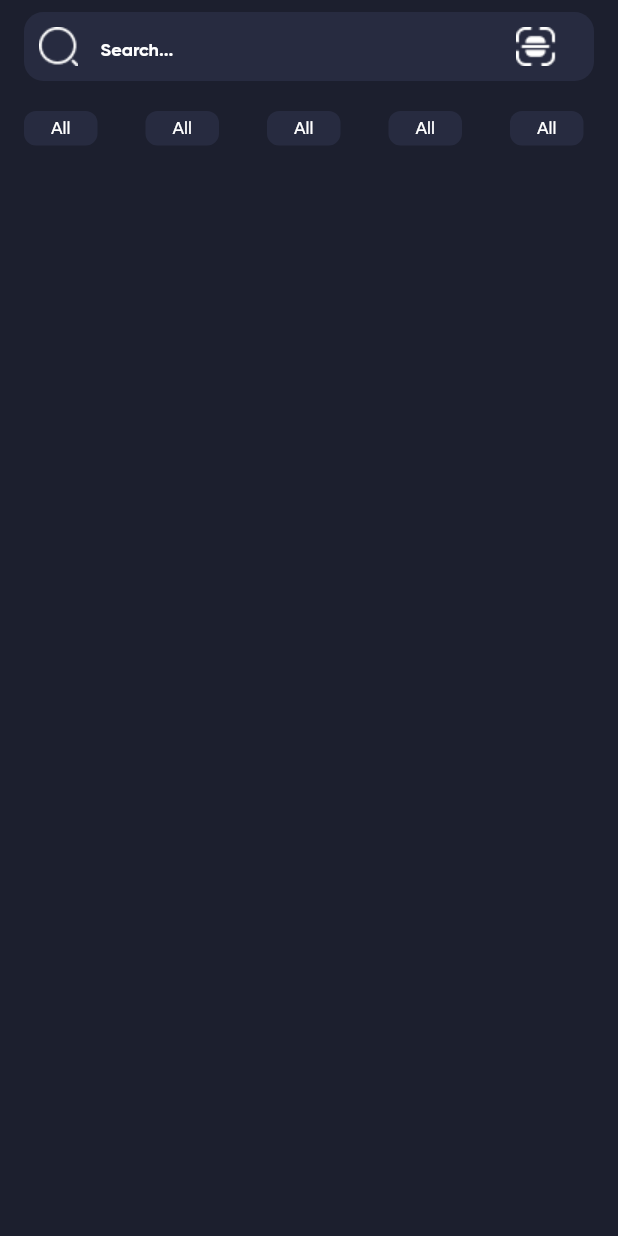
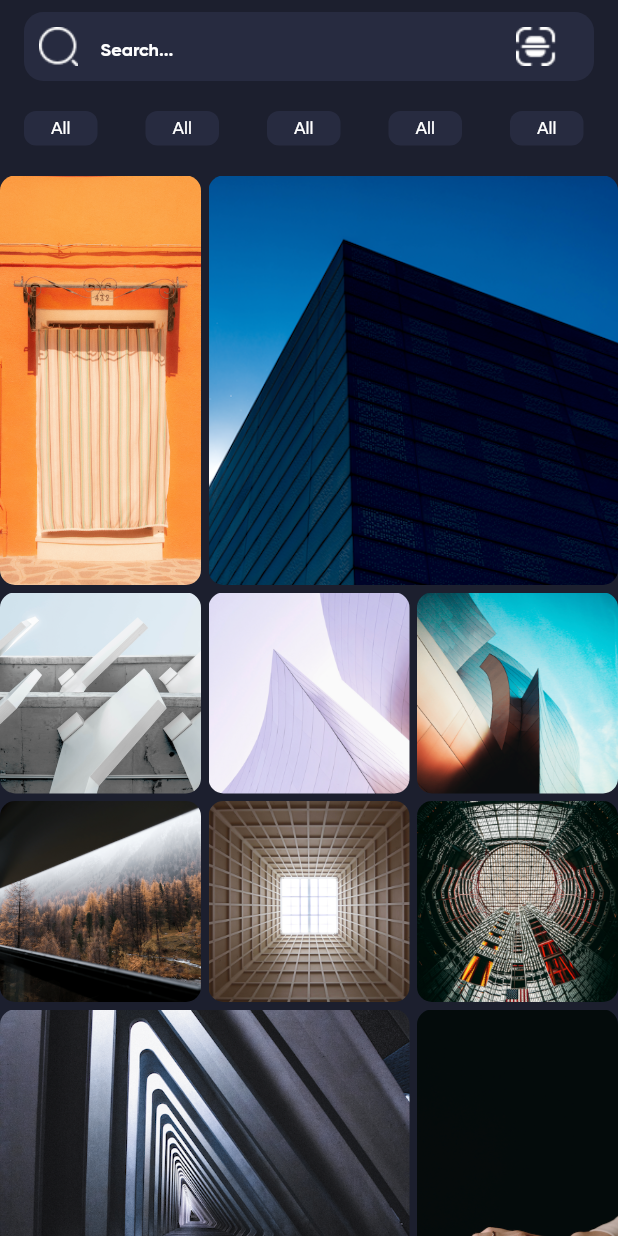
Before and after one commit to efarhadi/instagram, a Flutter app: the screen it shows after launch, on a phone screen of 412 x 824 dp. Run offline on Flutter 3.47's test engine with Material 2 defaults, Android fonts, the phone set to English and light mode, and no system bars; our stand-ins replace dotted_border.

Commit message:
implement explorer in search screen

```diff
--- a/lib/screens/search_screen.dart
+++ b/lib/screens/search_screen.dart
@@ -1,4 +1,5 @@
 import 'package:flutter/material.dart';
+import 'package:flutter_staggered_grid_view/flutter_staggered_grid_view.dart';
 
 class SearchScreen extends StatefulWidget {
   SearchScreen({Key? key}) : super(key: key);
@@ -82,9 +83,38 @@ class _SearchScreenState extends State<SearchScreen> {
                     );
                   }),
                 ),
+              ),
+              Expanded(
+                child: GridView.custom(
+                  gridDelegate: SliverQuiltedGridDelegate(
+                    crossAxisCount: 3,
+                    mainAxisSpacing: 5,
+                    crossAxisSpacing: 5,
+                    repeatPattern: QuiltedGridRepeatPattern.inverted,
+                    pattern: [
+                      QuiltedGridTile(2, 1),
+                      QuiltedGridTile(2, 2),
+                      QuiltedGridTile(1, 1),
+                      QuiltedGridTile(1, 1),
+                      QuiltedGridTile(1, 1),
+                    ],
+                  ),
+                  childrenDelegate: SliverChildBuilderDelegate(
+                      (context, index) => ClipRRect(
+                            borderRadius: BorderRadius.circular(10),
+                            child: Container(
+                              child: Image.asset(
+                                'images/item$index.png',
+                                fit: BoxFit.cover,
+                              ),
+                            ),
+                          ),
+                      childCount: 10),
+                ),
               )
             ],
-        )),
+          ),
+        ),
       ),
     );
   }
--- a/pubspec.yaml
+++ b/pubspec.yaml
@@ -12,6 +12,7 @@ dependencies:
   flutter:
     sdk: flutter
   dotted_border: ^2.0.0+2
+  flutter_staggered_grid_view: ^0.6.2
 
 
   cupertino_icons: ^1.0.2
```
Also changed, not shown: images/item0.png (added), images/item1.png (added), images/item2.png (added), images/item3.png (added), images/item4.png (added), images/item5.png (added), images/item6.png (added), images/item7.png (added), images/item8.png (added), images/item9.png (added), pubspec.lock. Lines whose indentation alone changed are shown as unchanged.
